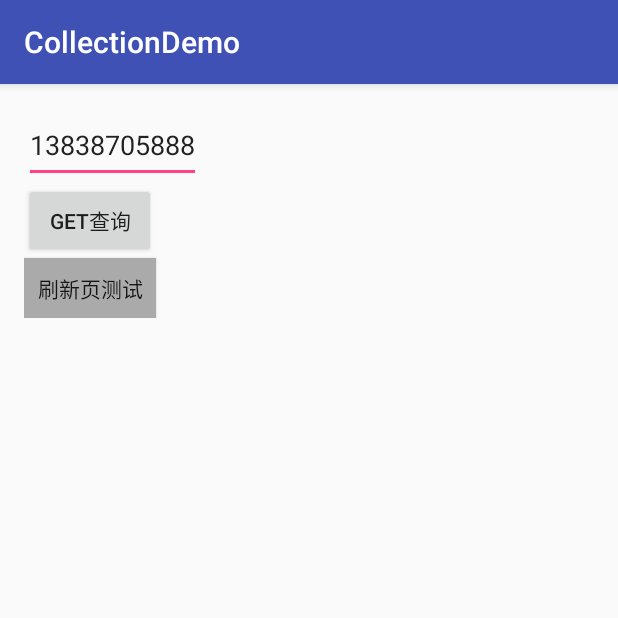
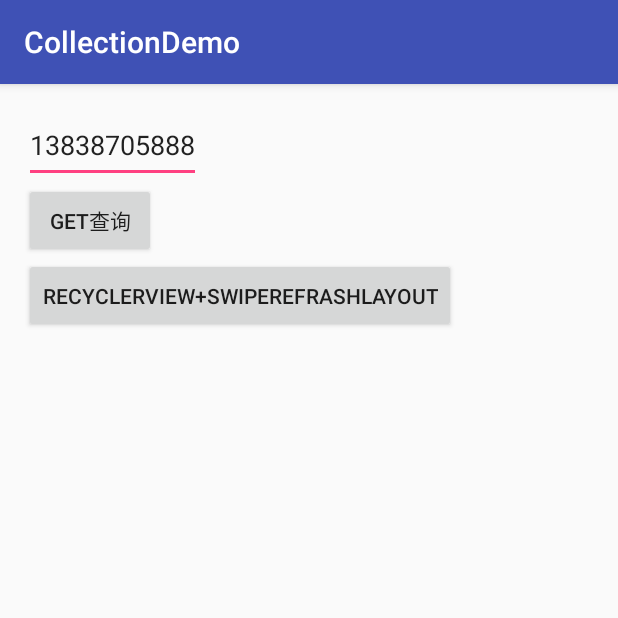
Before and after one commit to wapchief/android-CollectionDemo, an Android app: the screen it shows after launch (MainActivity), on a phone screen of 412 x 824 dp, the top half of it. Run offline under Robolectric (Android 15) with nearby library versions, the phone set to English and light mode, and no system bars; our stand-ins replace ButterKnife.

Commit message:
修改布局

```diff
--- a/app/src/main/java/wapchief/com/collectiondemo/RecyclerViewActivity.java
+++ b/app/src/main/java/wapchief/com/collectiondemo/RecyclerViewActivity.java
@@ -201,7 +201,7 @@ public class RecyclerViewActivity extends AppCompatActivity {
     }
 
     /**
-     * 设置上拉加载，title变透明的效果
+     * 设置滑动距离时的效果
      */
     public void selectItem() {
         if (getScollYDistance() <= 0) {
@@ -224,6 +224,7 @@ public class RecyclerViewActivity extends AppCompatActivity {
 //            tvTitle.setBackgroundColor(Color.argb((int) 0, 254, 184, 6));
             tvTitle.setVisibility(View.GONE);
         }
+        //弹出top返回顶部按钮
         if (getScollYDistance()>=400){
             backTop.setVisibility(View.VISIBLE);
         }else {
@@ -243,7 +244,6 @@ public class RecyclerViewActivity extends AppCompatActivity {
         View firstVisiableChildView = layoutManager.findViewByPosition(position);
         int firstVisiableChildViewTop = firstVisiableChildView.getTop();
         int itemHeight = firstVisiableChildView.getHeight();
-
         //第一个可见的item*item高度-最顶端位置
         return (position) * itemHeight - firstVisiableChildViewTop;
     }
--- a/app/src/main/res/layout/activity_main.xml
+++ b/app/src/main/res/layout/activity_main.xml
@@ -29,10 +29,9 @@
             android:layout_height="50dp"/>
         <Button
             android:id="@+id/bt2"
-            android:text="刷新页测试"
-            android:background="@android:color/darker_gray"
-            android:layout_width="wrap_content"
-            android:layout_height="40dp" />
+            android:text="RecyclerView+swipeRefrashlayout"
+             android:layout_width="wrap_content"
+            android:layout_height="50dp" />
     </LinearLayout>
 
     <android.support.v7.widget.RecyclerView
```
